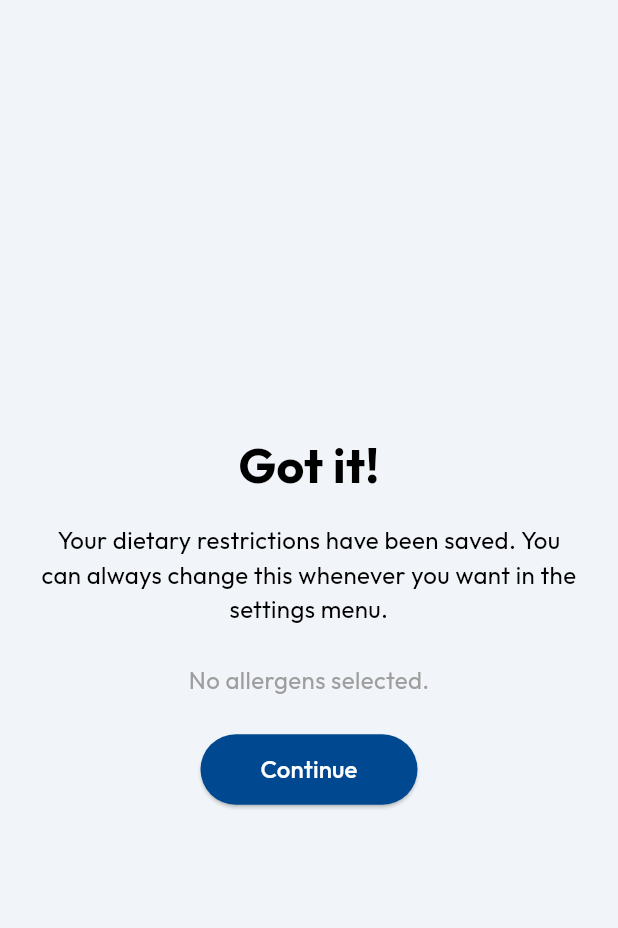
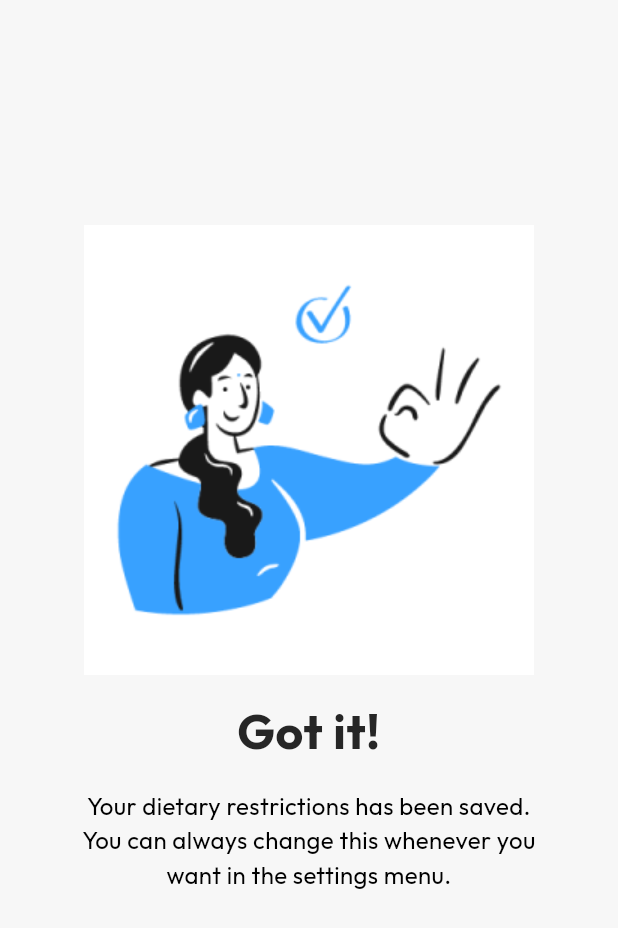
Before and after one commit to kjeegg/mensaapp, a Flutter app: the Onboarding6 screen opened directly, on a phone screen of 412 x 824 dp. Shown: the top 928 px of the screen. Run offline on Flutter 3.47's test engine with Material 3 defaults, Android fonts, the phone set to English and light mode, and no system bars.

Commit message:
fix layout onboarding_6

```diff
--- a/lib/onboarding_pages/onboarding_6.dart
+++ b/lib/onboarding_pages/onboarding_6.dart
@@ -1,136 +1,69 @@
 import 'package:flutter/material.dart';
-import 'package:provider/provider.dart';
-import '../mensa_menu_provider.dart';
-import '../menu_screen.dart';  // Replace with the actual screen after onboarding
+import '../constants/colors.dart';
 
 class Onboarding6 extends StatelessWidget {
   const Onboarding6({super.key});
 
   @override
   Widget build(BuildContext context) {
-    // Get the selected allergens from the provider
-    final selectedAllergens = Provider.of<MensaMenuProvider>(context).selectedAllergens;
-    final allergenNames = {
-      "1": "Farbstoff",
-      "2": "Konservierungsstoff",
-      "3": "Antioxidationsmittel",
-      "4": "Geschmacksverstärker",
-      "5": "geschwefelt",
-      "6": "geschwärzt",
-      "7": "gewachst",
-      "8": "Phosphat",
-      "9": "Süßungsmittel",
-      "10": "enthält eine Phenylalaninquelle",
-      "A": "Gluten",
-      "A1": "Weizen",
-      "A2": "Roggen",
-      "A3": "Gerste",
-      "A4": "Hafer",
-      "A5": "Dinkel",
-      "B": "Sellerie",
-      "C": "Krebstiere",
-      "D": "Eier",
-      "E": "Fische",
-      "F": "Erdnüsse",
-      "G": "Sojabohnen",
-      "H": "Milch",
-      "I": "Schalenfrüchte",
-      "I1": "Mandeln",
-      "I2": "Haselnüsse",
-      "I3": "Walnüsse",
-      "I4": "Kaschunüsse",
-      "I5": "Pecannüsse",
-      "I6": "Paranüsse",
-      "I7": "Pistazien",
-      "I8": "Macadamianüsse",
-      "J": "Senf",
-      "K": "Sesamsamen",
-      "L": "Schwefeldioxid oder Sulfite",
-      "M": "Lupinen",
-      "N": "Weichtiere",
-    };
-
     return Scaffold(
-      backgroundColor: const Color(0xFFF1F4F8),
-      body: Padding(
+      backgroundColor: mensaBG,
+      body: Center(
+        child: Container(
           padding: const EdgeInsets.symmetric(horizontal: 24),
           child: Column(
-          mainAxisAlignment: MainAxisAlignment.center,
             children: [
-            // Confirmation message
-            const Text(
-              'Got it!',
+              SizedBox(height:150,),
+              Container(
+                alignment: Alignment.center,
+                width: 300,
+                height: 300,
+                decoration: const BoxDecoration(
+                  image: DecorationImage(
+                    image: AssetImage("lib/assets/images/onboarding_6.png"),
+                    fit: BoxFit.cover,
+                  ),
+                ),
+              ),
+              SizedBox(height: 20,),
+              const Positioned(
+                left: 37,
+                top: 576,
+                child: Column(
+                  children: [
+                    Align(
+                      alignment: Alignment.center,
+                      child: SizedBox(
+                        width: 300,
+                        child: Text.rich(
+                          TextSpan(
+                            children: [
+                              TextSpan(
+                                text: 'Got it!',
+                                style: TextStyle(
+                                  color: mensaText,
+                                  fontWeight: FontWeight.bold,
+                                  fontSize: 32,
+                                  fontFamily: 'Outfit',
+                                  letterSpacing: 0.48,
+                                  height: 1.1,
+                                ),
+                              ),
+                            ],
+                          ),
+                          textAlign: TextAlign
+                              .center, // Align the text within its container
+                        ),
+                      ),
+                    ),
+                    SizedBox(height: 21),
+                    SizedBox(
+                      width: 320,
+                      child: Text(
+                        'Your dietary restrictions has been saved. You can always change this whenever you want in the settings menu.',
                         textAlign: TextAlign.center,
                         style: TextStyle(
                           color: Colors.black,
-                fontSize: 32,
-                fontWeight: FontWeight.bold,
-                fontFamily: 'Outfit',
-              ),
-            ),
-            const SizedBox(height: 16),
-            const Text(
-              'Your dietary restrictions have been saved. You can always change this whenever you want in the settings menu.',
-              textAlign: TextAlign.center,
-              style: TextStyle(
-                color: Colors.black,
-                fontSize: 16,
-                fontFamily: 'Outfit',
-              ),
-            ),
-            const SizedBox(height: 24),
-            // Display selected allergens
-            if (selectedAllergens.isNotEmpty)
-              Wrap(
-                spacing: 12,
-                runSpacing: 12,
-                children: selectedAllergens.map((code) {
-                  return Container(
-                    padding: const EdgeInsets.symmetric(horizontal: 16, vertical: 10),
-                    decoration: BoxDecoration(
-                      color: Colors.red,
-                      borderRadius: BorderRadius.circular(20),
-                    ),
-                    child: Text(
-                      allergenNames[code] ?? code,
-                      style: const TextStyle(
-                        color: Colors.white,
-                        fontSize: 16,
-                      ),
-                    ),
-                  );
-                }).toList(),
-              )
-            else
-              const Text(
-                "No allergens selected.",
-                style: TextStyle(
-                  color: Colors.grey,
-                  fontSize: 16,
-                  fontFamily: 'Outfit',
-                ),
-              ),
-            const SizedBox(height: 24),
-            // Continue button
-            ElevatedButton(
-              style: ElevatedButton.styleFrom(
-                backgroundColor: const Color(0xFF004990),
-                shape: RoundedRectangleBorder(
-                  borderRadius: BorderRadius.circular(100),
-                ),
-                padding: const EdgeInsets.symmetric(horizontal: 40, vertical: 12),
-              ),
-              onPressed: () {
-                // Navigate to the main screen
-                Navigator.pushReplacement(
-                  context,
-                  MaterialPageRoute(builder: (context) => const MenuScreen()), // Replace with your main app screen
-                );
-              },
-              child: const Text(
-                'Continue',
-                style: TextStyle(
-                  color: Colors.white,
                           fontSize: 16,
                           fontFamily: 'Outfit',
                         ),
@@ -139,6 +72,10 @@ class Onboarding6 extends StatelessWidget {
                   ],
                 ),
               ),
+            ],
+          ),
+        ),
+      ),
     );
   }
 }
--- a/lib/onboarding_screen.dart
+++ b/lib/onboarding_screen.dart
@@ -63,7 +63,7 @@ class _OnboardingScreenState extends State<OnboardingScreen> {
               crossAxisAlignment: CrossAxisAlignment.center,
               children: [
                 // Show Skip only on Onboarding5
-                if (_currentIndex == 4)
+                if (_currentIndex == 3 || _currentIndex == 4)
                   TextButton(
                     onPressed: () {
                       Navigator.pushReplacement(
```
Lines whose indentation alone changed are shown as unchanged.
